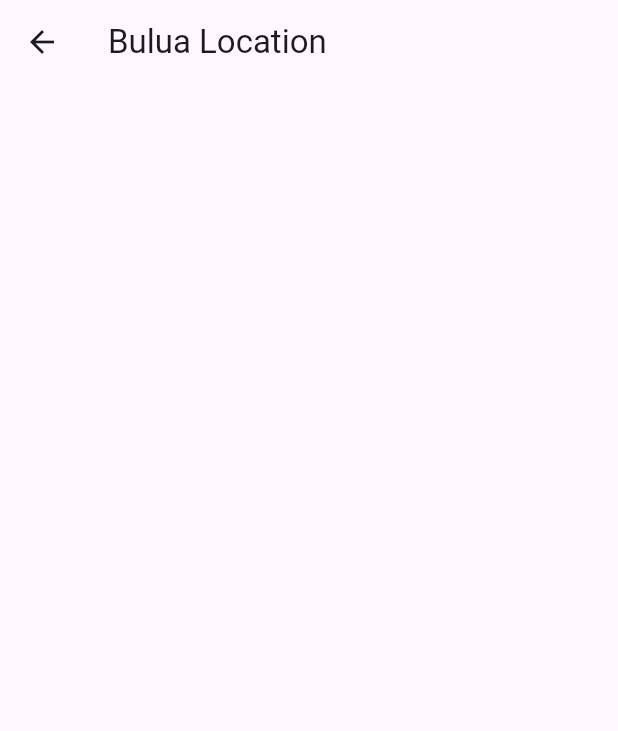
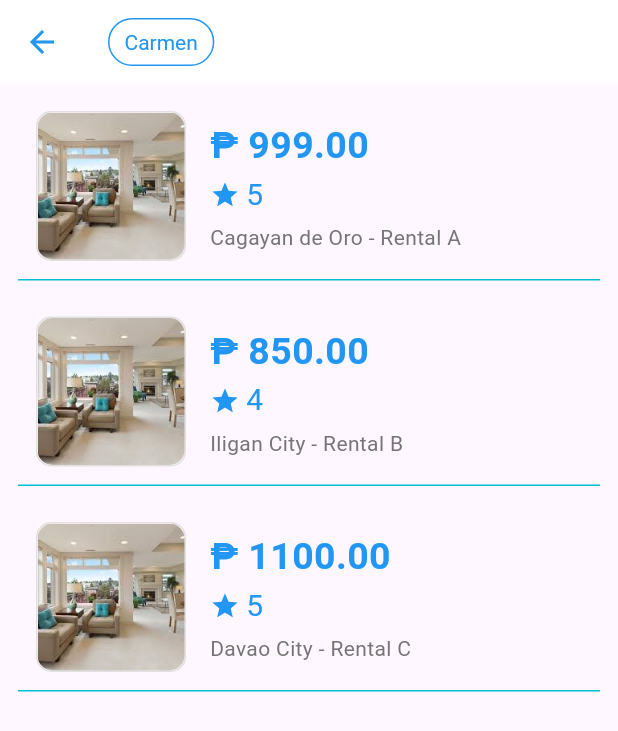
Before and after one commit to elRapha04/FRONTEND_CS2C-Group-3, a Flutter app: the CarmenPage screen opened directly, on a phone screen of 412 x 824 dp. Shown: the top 731 px of the screen. Run offline on Flutter 3.47's test engine with Material 3 defaults, Android fonts, the light colour scheme and no system bars.

Commit message:
added rental list in carmen.dart

```diff
--- a/lib/pages/Rentals/RentalLocations/carmen.dart
+++ b/lib/pages/Rentals/RentalLocations/carmen.dart
@@ -1,14 +1,126 @@
 import 'package:flutter/material.dart';
 
+class RentalItem {
+  final String imagePath; // Path to asset image
+  final double price;
+  final int rating;
+  final String location;
+
+  RentalItem({
+    required this.imagePath,
+    required this.price,
+    required this.rating,
+    required this.location,
+  });
+}
+
 class CarmenPage extends StatelessWidget {
-  const CarmenPage({super.key});
+  final List<RentalItem> rentalItems = [
+    RentalItem(
+      imagePath: 'assets/Rent2.jpg',
+      price: 999.00,
+      rating: 5,
+      location: "Cagayan de Oro - Rental A",
+    ),
+    RentalItem(
+      imagePath: 'assets/Rent2.jpg',
+      price: 850.00,
+      rating: 4,
+      location: "Iligan City - Rental B",
+    ),
+    RentalItem(
+      imagePath: 'assets/Rent2.jpg',
+      price: 1100.00,
+      rating: 5,
+      location: "Davao City - Rental C",
+    ),
+  ];
 
   @override
   Widget build(BuildContext context) {
     return Scaffold(
       appBar: AppBar(
-        title: Text("Bulua Location"),
+        leading: BackButton(color: Colors.blue),
+        backgroundColor: Colors.white,
+        title: Container(
+          padding: EdgeInsets.symmetric(horizontal: 10, vertical: 6),
+          decoration: BoxDecoration(
+            border: Border.all(color: Colors.blue),
+            borderRadius: BorderRadius.circular(20),
+          ),
+          child: Text(
+            "Carmen",
+            style: TextStyle(color: Colors.blue, fontSize: 14),
+          ),
+        ),
+      ),
+      body: ListView.builder(
+        itemCount: rentalItems.length,
+        itemBuilder: (context, index) {
+          return RentalBox(item: rentalItems[index]);
+        },
       ),
     );
   }
 }
+
+class RentalBox extends StatelessWidget {
+  final RentalItem item;
+
+  const RentalBox({Key? key, required this.item}) : super(key: key);
+
+  @override
+  Widget build(BuildContext context) {
+    return Container(
+      margin: EdgeInsets.symmetric(horizontal: 12, vertical: 6),
+      decoration: BoxDecoration(
+        border: Border(
+          bottom: BorderSide(color: Colors.cyan),
+        ),
+      ),
+      child: Padding(
+        padding: const EdgeInsets.all(12.0),
+        child: Row(
+          children: [
+            Container(
+              width: 100,
+              height: 100,
+              decoration: BoxDecoration(
+                border: Border.all(color: Colors.grey.shade300),
+                borderRadius: BorderRadius.circular(10),
+              ),
+              child: ClipRRect(
+                borderRadius: BorderRadius.circular(10),
+                child: Image.asset(
+                  item.imagePath,
+                  fit: BoxFit.cover,
+                ),
+              ),
+            ),
+            SizedBox(width: 16),
+            Expanded(
+              child: Column(
+                crossAxisAlignment: CrossAxisAlignment.start,
+                children: [
+                  Text(
+                    "₱ ${item.price.toStringAsFixed(2)}",
+                    style: TextStyle(fontSize: 25, fontWeight: FontWeight.bold, color: Colors.blue),
+                  ),
+                  Row(
+                    children: [
+                      Icon(Icons.star, size: 20, color: Colors.blue),
+                      SizedBox(width: 4),
+                      Text("${item.rating}", style: TextStyle(color: Colors.blue, fontSize: 20,)),
+                    ],
+                  ),
+                  SizedBox(height: 4),
+                  Text(item.location, style: TextStyle(color: Colors.grey.shade600)),
+                ],
+              ),
+            ),
+          ],
+        ),
+      ),
+    );
+  }
+}
```
